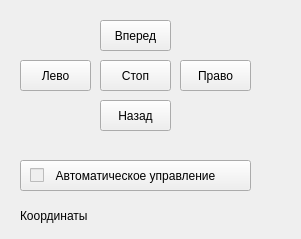
Qt form src/control/src/MainWindow.ui (amr-nsu/robot_ros) before a commit.
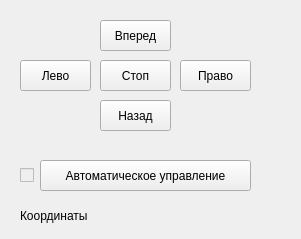
The same form after that commit. Icons and pictures are not drawn.

Commit message: Change AP indicator

```diff
--- a/src/control/src/MainWindow.ui
+++ b/src/control/src/MainWindow.ui
@@ -93,9 +93,9 @@
    <widget class="QPushButton" name="pushButton_6">
     <property name="geometry">
      <rect>
-      <x>20</x>
+      <x>40</x>
       <y>160</y>
-      <width>231</width>
+      <width>211</width>
       <height>31</height>
      </rect>
     </property>
@@ -122,7 +122,7 @@
     </property>
     <property name="geometry">
      <rect>
-      <x>30</x>
+      <x>20</x>
       <y>165</y>
       <width>16</width>
       <height>21</height>
```
The commit also changes 2 other files.
